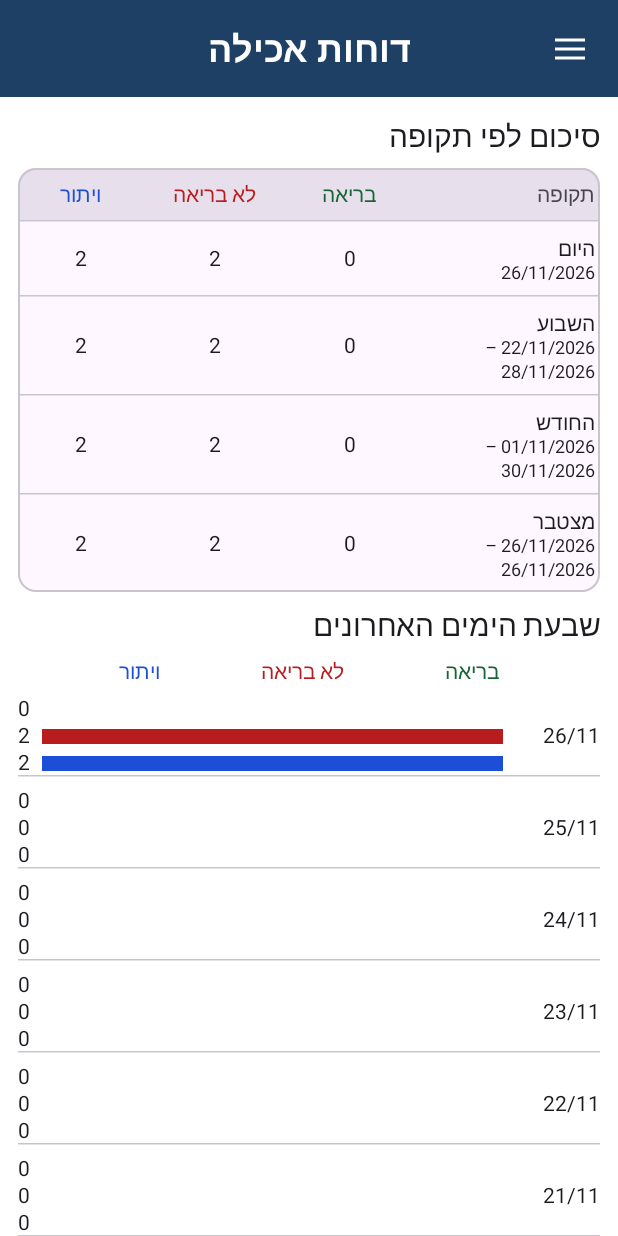
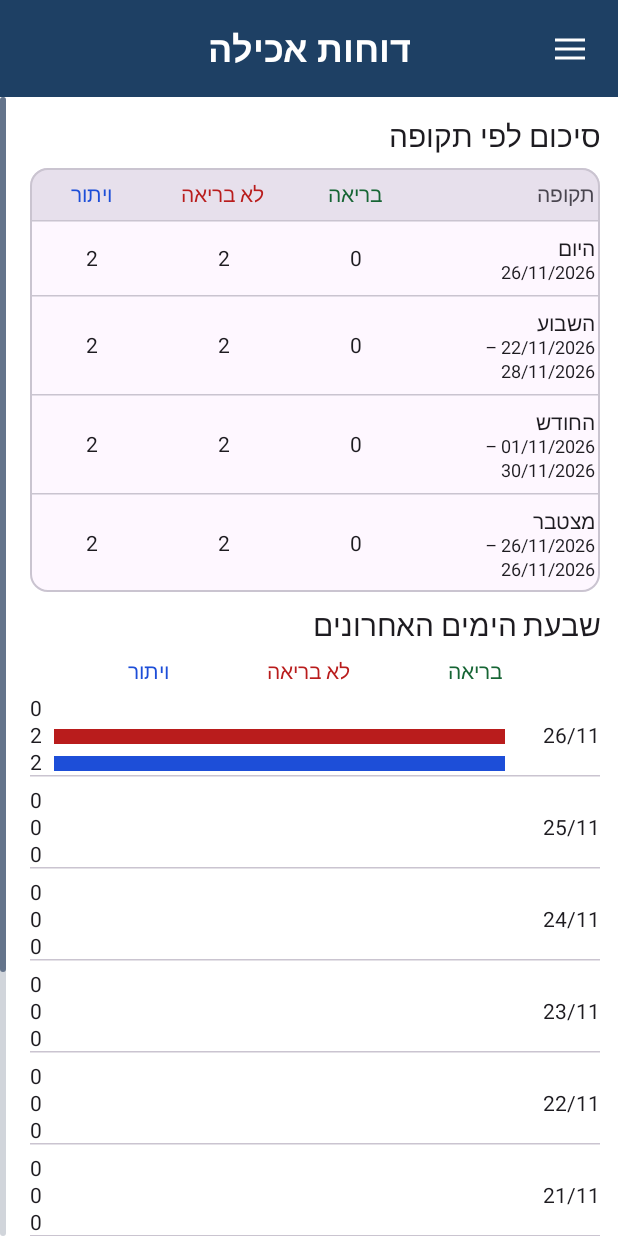
Before and after one commit to shabydevelop-code/LifeTrack, an Android app built with Jetpack Compose: the ReportsScreen screen opened through its navigation route, on a phone screen of 412 x 824 dp. Run offline under Robolectric (Android 15) with nearby library versions, the phone set to English and light mode, and no system bars.

Commit message:
[build] Unify section headers and activity table typography; add RTL scroll indicators

```diff
--- a/app/src/main/java/com/shabydevelop/eattrack/ActivityReport.kt
+++ b/app/src/main/java/com/shabydevelop/eattrack/ActivityReport.kt
@@ -29,7 +29,7 @@ internal fun ActivityDialog(busy: Boolean, dismiss: () -> Unit, save: (ActivityK
     AlertDialog(onDismissRequest = dismiss,
         title = { Text("פעילות אירובית", style = UiTypography.sectionTitle) },
         text = {
-            Column(Modifier.verticalScroll(rememberScrollState()), verticalArrangement = Arrangement.spacedBy(UiSpacing.normal)) {
+            Column(Modifier.visibleVerticalScroll(rememberScrollState()), verticalArrangement = Arrangement.spacedBy(UiSpacing.normal)) {
                 Text("סוג הפעילות", style = UiTypography.body)
                 Column(Modifier.selectableGroup()) {
                     ActivityKind.entries.forEach { item ->
@@ -61,15 +61,17 @@ internal fun ActivityDialog(busy: Boolean, dismiss: () -> Unit, save: (ActivityK
 @Composable
 internal fun ActivitySummary(report: ActivityReport) {
     Column(Modifier.fillMaxWidth(), verticalArrangement = Arrangement.spacedBy(UiSpacing.small)) {
-        Text("פעילות אירובית", color = UiColors.aerobic, style = UiTypography.sectionTitle, modifier = Modifier.semantics { heading() })
+        SectionHeader("פעילות אירובית", UiColors.aerobic)
+        val entries = listOf("היום" to report.today, "השבוע" to report.week, "החודש" to report.month, "מצטבר" to report.total)
+        val weights = listOf(1f, 1f, 1f, 1f)
         OutlinedCard(Modifier.fillMaxWidth()) {
-            Row(Modifier.fillMaxWidth().padding(UiSpacing.small)) {
-                listOf("היום" to report.today, "השבוע" to report.week, "החודש" to report.month, "מצטבר" to report.total).forEach { (label, stats) ->
-                    Column(Modifier.weight(1f).clearAndSetSemantics { contentDescription = "$label: ${stats.count} פעילויות, ${stats.minutes} דקות" }, horizontalAlignment = Alignment.CenterHorizontally) {
-                        Text(label, style = UiTypography.tableHeading, textAlign = TextAlign.Center)
-                        Text(stats.count.toString(), color = UiColors.aerobic, style = UiTypography.counter)
-                        Text("${stats.minutes} דק׳", style = UiTypography.supporting, textAlign = TextAlign.Center)
-                    }
+            TableHeading(entries.map { it.first }, weights)
+            HorizontalDivider()
+            TableLine(weights, Modifier.padding(vertical = UiSpacing.normal)) { i ->
+                val (label, stats) = entries[i]
+                Column(Modifier.clearAndSetSemantics { contentDescription = "$label: ${stats.count} פעילויות, ${stats.minutes} דקות" }, horizontalAlignment = Alignment.CenterHorizontally) {
+                    Text(stats.count.toString(), color = UiColors.aerobic, style = UiTypography.tableCell)
+                    Text("${stats.minutes} דק׳", style = UiTypography.tableCell, textAlign = TextAlign.Center)
                 }
             }
         }
@@ -80,7 +82,7 @@ internal fun ActivitySummary(report: ActivityReport) {
 internal fun ActivityChart(days: List<ActivityDay>) {
     val max = (days.maxOfOrNull { it.stats.minutes } ?: 0L).coerceAtLeast(1L)
     Column(verticalArrangement = Arrangement.spacedBy(UiSpacing.normal)) {
-        Text("פעילות אירובית · דקות בשבעת הימים האחרונים", style = UiTypography.sectionTitle, modifier = Modifier.semantics { heading() })
+        SectionHeader("פעילות אירובית · דקות בשבעת הימים האחרונים")
         days.forEach { day ->
             Row(Modifier.fillMaxWidth().clearAndSetSemantics { contentDescription = "${day.label}: ${day.stats.minutes} דקות, ${day.stats.count} פעילויות" }, verticalAlignment = Alignment.CenterVertically, horizontalArrangement = Arrangement.spacedBy(UiSpacing.normal)) {
                 Text(day.label, style = UiTypography.tableCell)
--- a/app/src/main/java/com/shabydevelop/eattrack/DesignSystem.kt
+++ b/app/src/main/java/com/shabydevelop/eattrack/DesignSystem.kt
@@ -2,6 +2,14 @@ package com.shabydevelop.eattrack
 
 import androidx.compose.foundation.layout.*
 import androidx.compose.foundation.background
+import androidx.compose.foundation.ScrollState
+import androidx.compose.foundation.verticalScroll
+import androidx.compose.foundation.lazy.LazyListState
+import androidx.compose.ui.draw.drawWithContent
+import androidx.compose.ui.geometry.Offset
+import androidx.compose.ui.geometry.Size
+import androidx.compose.ui.geometry.CornerRadius
+import androidx.compose.ui.unit.LayoutDirection
 import androidx.compose.ui.semantics.semantics
 import androidx.compose.ui.semantics.heading
 import androidx.compose.ui.semantics.contentDescription
@@ -112,3 +120,42 @@ internal fun AppHeader(title: String, onMenu: () -> Unit) {
         Spacer(Modifier.width(UiSpacing.touch))
     }
 }
+
+@Composable
+internal fun SectionHeader(label: String, color: Color = MaterialTheme.colorScheme.onSurface) {
+    Text(label, modifier = Modifier.fillMaxWidth().semantics { heading() }, style = UiTypography.sectionTitle,
+        color = color, textAlign = androidx.compose.ui.text.style.TextAlign.Start)
+}
+
+private fun Modifier.scrollIndicator(metrics: () -> Pair<Float, Float>?): Modifier = drawWithContent {
+    drawContent()
+    val (fraction, position) = metrics() ?: return@drawWithContent
+    val width = 4.dp.toPx()
+    val thumb = (size.height * fraction).coerceIn(minOf(24.dp.toPx(), size.height), size.height)
+    val x = if (layoutDirection == LayoutDirection.Rtl) 0f else size.width - width
+    drawRoundRect(Color(0xFFD1D5DB), Offset(x, 0f), Size(width, size.height), CornerRadius(width / 2))
+    drawRoundRect(Color(0xFF64748B), Offset(x, (size.height - thumb) * position.coerceIn(0f, 1f)), Size(width, thumb), CornerRadius(width / 2))
+}
+
+internal fun Modifier.visibleVerticalScroll(state: ScrollState): Modifier =
+    scrollIndicator {
+        val max = state.maxValue
+        if (max <= 0 || max == Int.MAX_VALUE || state.viewportSize <= 0) null
+        else state.viewportSize.toFloat() / (state.viewportSize.toFloat() + max) to state.value.toFloat() / max
+    }.padding(end = UiSpacing.normal).verticalScroll(state)
+
+internal fun Modifier.lazyScrollIndicator(state: LazyListState): Modifier =
+    scrollIndicator {
+        val info = state.layoutInfo
+        val total = info.totalItemsCount
+        val visible = info.visibleItemsInfo
+        if (total == 0 || visible.isEmpty() || (!state.canScrollForward && !state.canScrollBackward)) null
+        else {
+            val first = visible.first()
+            val last = visible.last()
+            val start = first.index + ((info.viewportStartOffset - first.offset).toFloat() / first.size.coerceAtLeast(1)).coerceIn(0f, 1f)
+            val end = last.index + ((info.viewportEndOffset - last.offset).toFloat() / last.size.coerceAtLeast(1)).coerceIn(0f, 1f)
+            val span = (end - start).coerceIn(0.01f, total.toFloat())
+            span / total to (start / (total - span).coerceAtLeast(0.01f))
+        }
+    }.padding(end = UiSpacing.normal)
--- a/app/src/main/java/com/shabydevelop/eattrack/HistoryScreen.kt
+++ b/app/src/main/java/com/shabydevelop/eattrack/HistoryScreen.kt
@@ -65,7 +65,8 @@ internal fun HistoryScreen(model: CounterViewModel) {
             Spacer(Modifier.width(UiSpacing.touch))
         }
         if (model.error) Text("לא ניתן להשלים את הפעולה או לרענן את הנתונים", color = MaterialTheme.colorScheme.error, modifier = Modifier.semantics { liveRegion = LiveRegionMode.Polite })
-        LazyColumn(Modifier.weight(1f).fillMaxWidth(), verticalArrangement = Arrangement.spacedBy(UiSpacing.normal)) {
+        val scrollState = androidx.compose.foundation.lazy.rememberLazyListState()
+        LazyColumn(Modifier.weight(1f).fillMaxWidth().lazyScrollIndicator(scrollState), state = scrollState, verticalArrangement = Arrangement.spacedBy(UiSpacing.normal)) {
             itemsIndexed(rows, key = { _, event -> event.id }) { index, event ->
                 val date = dateFormat.format(java.util.Date(event.timestamp))
                 if (index == 0 || date != dateFormat.format(java.util.Date(rows[index - 1].timestamp))) {
--- a/app/src/main/java/com/shabydevelop/eattrack/MainActivity.kt
+++ b/app/src/main/java/com/shabydevelop/eattrack/MainActivity.kt
@@ -47,11 +47,11 @@ internal fun CounterScreen(report: EatingReport, error: Boolean, increment: (Eve
     BoxWithConstraints(Modifier.fillMaxSize()) {
     val gap = (maxHeight * 0.014f).coerceIn(UiSpacing.compact, UiSpacing.medium)
     Column(
-        modifier = Modifier.fillMaxSize().verticalScroll(rememberScrollState()).padding(horizontal = UiSpacing.screen, vertical = gap),
+        modifier = Modifier.fillMaxSize().visibleVerticalScroll(rememberScrollState()).padding(horizontal = UiSpacing.screen, vertical = gap),
         horizontalAlignment = Alignment.CenterHorizontally,
         verticalArrangement = Arrangement.spacedBy(gap)
     ) {
-        Text("סיכום היום · " + report.todayLabel, style = UiTypography.sectionTitle, modifier = Modifier.semantics { heading() })
+        SectionHeader("סיכום היום · " + report.todayLabel)
         Row(Modifier.fillMaxWidth().height(IntrinsicSize.Min), horizontalArrangement = Arrangement.spacedBy(UiSpacing.normal)) {
             CompactSummary("בריאה", report.healthyToday, Modifier.weight(1f).fillMaxHeight())
             CompactSummary("לא בריאה", report.today, Modifier.weight(1f).fillMaxHeight())
@@ -63,7 +63,7 @@ internal fun CounterScreen(report: EatingReport, error: Boolean, increment: (Eve
         ReportAction("פעילות אירובית", UiColors.aerobic, !busy) { activityDialog = true }
         Spacer(Modifier.height(UiSpacing.small))
         HorizontalDivider()
-        Text("סיכום מצטבר", style = UiTypography.sectionTitle, modifier = Modifier.semantics { heading() })
+        SectionHeader("סיכום מצטבר")
         PeriodTable(report.periodRows(false), false)
         ActivitySummary(report.activity)
         if (error) Text("לא ניתן לרענן את הנתונים. בדוק את מצב הדיווח לפני ניסיון נוסף.", color = MaterialTheme.colorScheme.error, modifier = Modifier.semantics { liveRegion = LiveRegionMode.Polite })
--- a/app/src/main/java/com/shabydevelop/eattrack/ReasonDialog.kt
+++ b/app/src/main/java/com/shabydevelop/eattrack/ReasonDialog.kt
@@ -31,7 +31,7 @@ internal fun ReasonDialog(model: CounterViewModel) {
         onDismissRequest = model::dismissReasons,
         title = { Text(if (avoided) "מה עזר לי לוותר?" else "מה הוביל לאכילה?", style = UiTypography.sectionTitle) },
         text = {
-            Column(Modifier.verticalScroll(rememberScrollState()).selectableGroup()) {
+            Column(Modifier.visibleVerticalScroll(rememberScrollState()).selectableGroup()) {
                 Text("הדיווח נשמר. אפשר לבחור סיבה מרכזית אחת או לדלג.")
                 options.forEach { reason ->
                     val checked = reason.name == selected
--- a/app/src/main/java/com/shabydevelop/eattrack/ReportsScreen.kt
+++ b/app/src/main/java/com/shabydevelop/eattrack/ReportsScreen.kt
@@ -22,12 +22,13 @@ data class EatingReport(val today: Long = 0, val week: Long = 0, val month: Long
 @Composable
 internal fun ReportsScreen(report: EatingReport, error: Boolean) {
     val maximum = (report.days.maxOfOrNull { maxOf(it.count, it.healthy, it.avoided) } ?: 0).coerceAtLeast(1)
-    LazyColumn(Modifier.fillMaxSize(), contentPadding = PaddingValues(UiSpacing.medium),
+    val scrollState = androidx.compose.foundation.lazy.rememberLazyListState()
+    LazyColumn(Modifier.fillMaxSize().lazyScrollIndicator(scrollState), state = scrollState, contentPadding = PaddingValues(UiSpacing.medium),
         verticalArrangement = Arrangement.spacedBy(UiSpacing.normal)) {
         if (error) item { Text("לא ניתן לטעון נתונים", color = MaterialTheme.colorScheme.error, modifier = Modifier.semantics { liveRegion = LiveRegionMode.Polite }) }
-        item { Text("סיכום לפי תקופה", style = UiTypography.sectionTitle, modifier = Modifier.semantics { heading() }) }
+        item { SectionHeader("סיכום לפי תקופה") }
         item { PeriodTable(report.periodRows(true), true) }
-        item { Text("שבעת הימים האחרונים", style = UiTypography.sectionTitle, modifier = Modifier.semantics { heading() }) }
+        item { SectionHeader("שבעת הימים האחרונים") }
         item {
             Row(Modifier.fillMaxWidth(), horizontalArrangement = Arrangement.SpaceEvenly) {
                 reportLabels.forEachIndexed { i, label -> Text(label, color = reportColors[i], style = UiTypography.tableHeading) }
--- a/app/src/main/java/com/shabydevelop/eattrack/SettingsScreen.kt
+++ b/app/src/main/java/com/shabydevelop/eattrack/SettingsScreen.kt
@@ -12,7 +12,7 @@ import androidx.compose.ui.semantics.*
 @Composable
 internal fun SettingsScreen(model: CounterViewModel) {
     var confirm by remember { mutableStateOf(false) }
-    Column(Modifier.fillMaxSize().verticalScroll(rememberScrollState()).padding(UiSpacing.screen), verticalArrangement = Arrangement.spacedBy(UiSpacing.normal)) {
+    Column(Modifier.fillMaxSize().visibleVerticalScroll(rememberScrollState()).padding(UiSpacing.screen), verticalArrangement = Arrangement.spacedBy(UiSpacing.normal)) {
         OutlinedButton(onClick = { confirm = true }, enabled = !model.busy && model.count > 0,
             modifier = Modifier.fillMaxWidth().heightIn(min = UiSpacing.touch)) { Text("מחיקת היסטוריית דיווחים") }
         if (model.error) Text("לא ניתן לעדכן את הנתונים", color = MaterialTheme.colorScheme.error, modifier = Modifier.semantics { liveRegion = LiveRegionMode.Polite })
```
